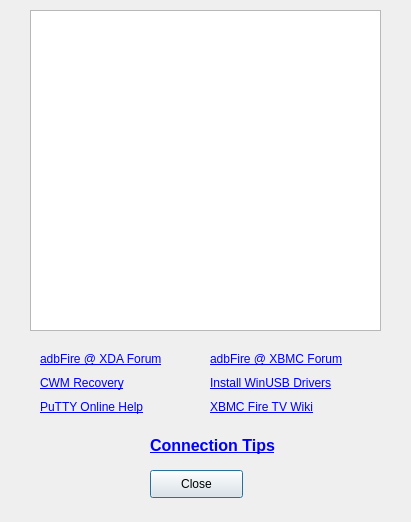
Old version of the form helpdialog.ui in the repository kbrack1/adbFire.
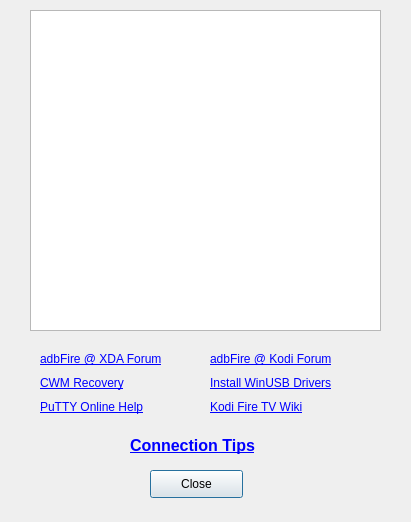
New version of the form.

Commit message: adbFire 1.29 release

```diff
--- a/helpdialog.ui
+++ b/helpdialog.ui
@@ -110,7 +110,7 @@
     <item>
      <widget class="QLabel" name="label_6">
       <property name="text">
-       <string>&lt;a href=&quot;http://forum.xbmc.org/showthread.php?tid=198873&quot;&gt;adbFire @ XBMC Forum&lt;/a&gt;</string>
+       <string>&lt;html&gt;&lt;head/&gt;&lt;body&gt;&lt;p&gt;&lt;a href=&quot;http://forum.xbmc.org/showthread.php?tid=198873&quot;&gt;&lt;span style=&quot; text-decoration: underline; color:#0000ff;&quot;&gt;adbFire @ Kodi Forum&lt;/span&gt;&lt;/a&gt;&lt;/p&gt;&lt;/body&gt;&lt;/html&gt;</string>
       </property>
       <property name="openExternalLinks">
        <bool>true</bool>
@@ -136,7 +136,7 @@
     <item>
      <widget class="QLabel" name="label_5">
       <property name="text">
-       <string>&lt;a href=&quot;http://wiki.xbmc.org/index.php?title=Amazon_Fire_TV&quot;&gt;XBMC Fire TV Wiki&lt;/a&gt;</string>
+       <string>&lt;html&gt;&lt;head/&gt;&lt;body&gt;&lt;p&gt;&lt;a href=&quot;http://wiki.xbmc.org/index.php?title=Amazon_Fire_TV&quot;&gt;&lt;span style=&quot; text-decoration: underline; color:#0000ff;&quot;&gt;Kodi Fire TV Wiki&lt;/span&gt;&lt;/a&gt;&lt;/p&gt;&lt;/body&gt;&lt;/html&gt;</string>
       </property>
       <property name="openExternalLinks">
        <bool>true</bool>
@@ -151,7 +151,7 @@
   <widget class="QLabel" name="label_8">
    <property name="geometry">
     <rect>
-     <x>150</x>
+     <x>130</x>
      <y>430</y>
      <width>151</width>
      <height>31</height>
```
Left out of the diff: 4 changed lines with no effect on the pictures. The commit also changes 3 other files.
